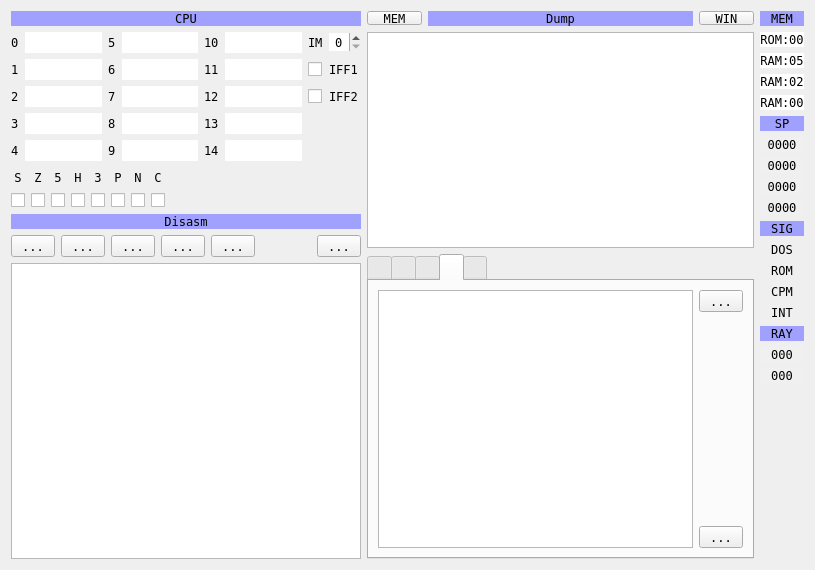
This is ui/debuger.ui in samstyle/Xpeccy as Qt 5 draws it before an edit. The edited form follows.
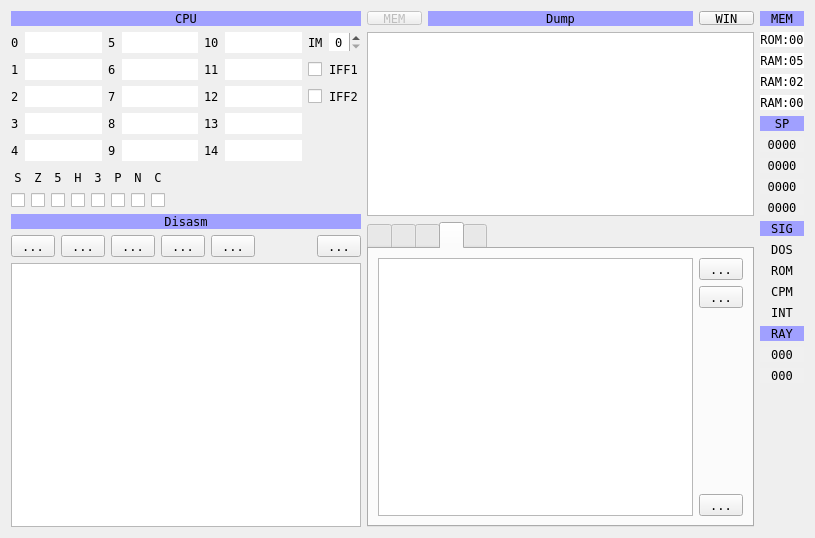
This is the edited form. The open tabs and pages were chosen to show the change. Icons and pictures are not drawn. Custom widgets are drawn as their Qt base class.

Patch:
```diff
--- a/ui/debuger.ui
+++ b/ui/debuger.ui
@@ -9,8 +9,8 @@
    <rect>
     <x>0</x>
     <y>0</y>
-    <width>809</width>
-    <height>570</height>
+    <width>813</width>
+    <height>538</height>
    </rect>
   </property>
   <property name="font">
@@ -810,6 +810,9 @@
       <layout class="QHBoxLayout" name="horizontalLayout_8">
        <item>
         <widget class="QToolButton" name="tbDumpView">
+         <property name="enabled">
+          <bool>false</bool>
+         </property>
          <property name="minimumSize">
           <size>
            <width>55</width>
@@ -1686,7 +1689,7 @@
         </attribute>
         <layout class="QHBoxLayout" name="horizontalLayout_2">
          <item>
-          <widget class="QTableWidget" name="bpList">
+          <widget class="xBreakTable" name="bpList">
            <property name="editTriggers">
             <set>QAbstractItemView::NoEditTriggers</set>
            </property>
@@ -1702,6 +1705,9 @@
            <property name="sortingEnabled">
             <bool>true</bool>
            </property>
+           <attribute name="horizontalHeaderShowSortIndicator" stdset="0">
+            <bool>false</bool>
+           </attribute>
            <attribute name="horizontalHeaderStretchLastSection">
             <bool>true</bool>
            </attribute>
@@ -1729,6 +1735,17 @@
              </property>
             </widget>
            </item>
+           <item>
+            <widget class="QToolButton" name="tbEditBrk">
+             <property name="text">
+              <string>...</string>
+             </property>
+             <property name="icon">
+              <iconset resource="../xpeccy.qrc">
+               <normaloff>:/images/edit.png</normaloff>:/images/edit.png</iconset>
+             </property>
+            </widget>
+           </item>
            <item>
             <spacer name="verticalSpacer_2">
              <property name="orientation">
@@ -2348,6 +2365,11 @@
    <extends>QTableView</extends>
    <header location="global">stdlib.h</header>
   </customwidget>
+  <customwidget>
+   <class>xBreakTable</class>
+   <extends>QTableView</extends>
+   <header location="global">stdlib.h</header>
+  </customwidget>
  </customwidgets>
  <tabstops>
   <tabstop>sbTilemap</tabstop>
```
Left out of the diff: 3 changed lines with no effect on the pictures.
